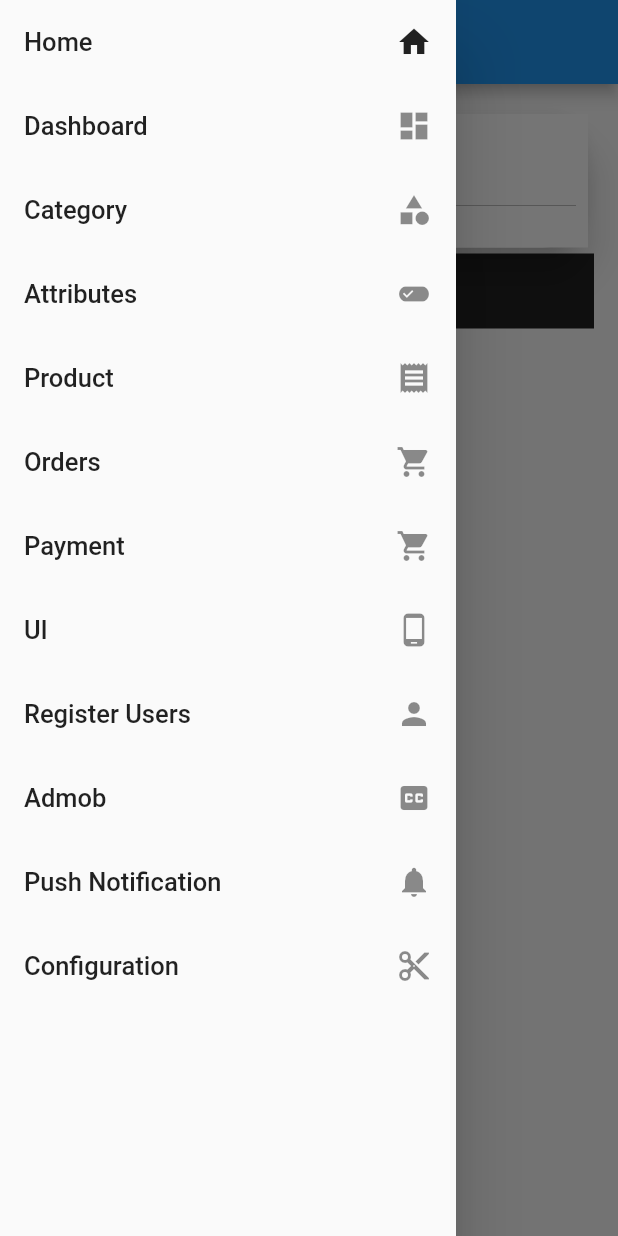
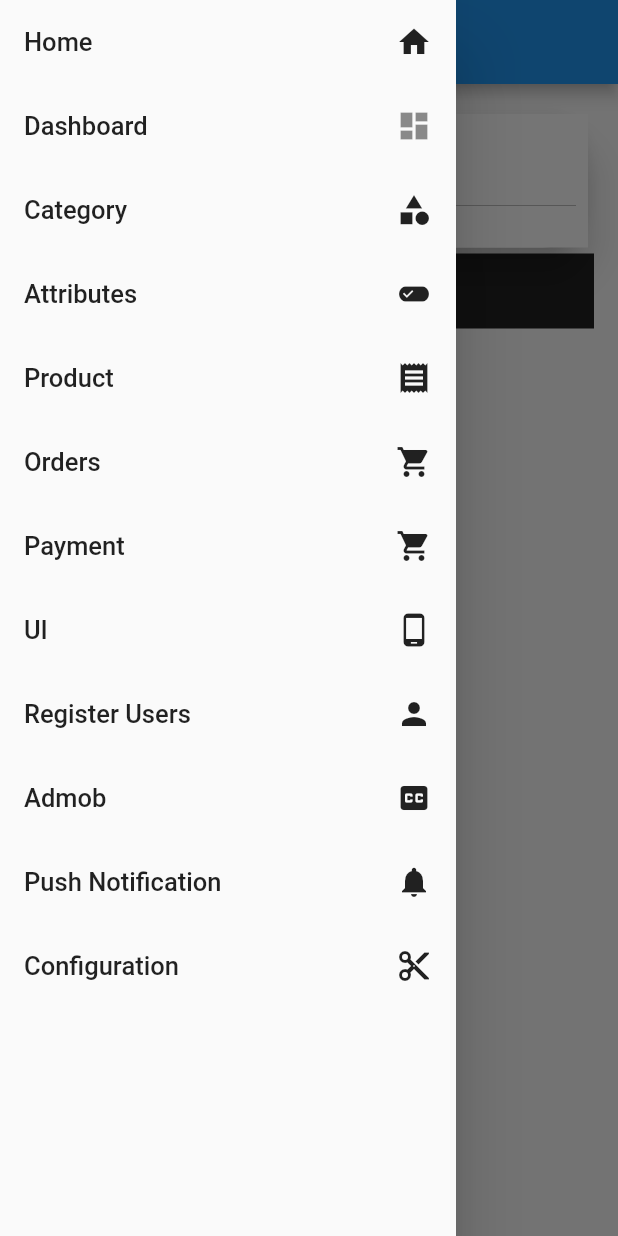
Before and after one commit to adityagautam98/mock_ecom, a Flutter app: the screen it shows after launch, with the side drawer open, on a phone screen of 412 x 824 dp. Run offline on Flutter 3.47's test engine with Material 2 defaults, Android fonts, the phone set to English and light mode, and no system bars; Roboto replaces fonts that are missing (Playfair).

Commit message:
Drawer done

```diff
--- a/lib/Orders.dart
+++ b/lib/Orders.dart
@@ -40,7 +40,7 @@ class _OrdersState extends State<Orders> {
                             DataRow(cells: [
                               DataCell(Text('0422020749')),
                               DataCell(Text('Cash On Delivery	')),
-                              DataCell(Text("390")),
+                              DataCell(Text("\$390")),
                             ]),
                             DataRow(cells: [
                               DataCell(Text('0422020748')),
--- a/lib/drawer.dart
+++ b/lib/drawer.dart
@@ -44,13 +44,7 @@ class _MyDrawerState extends State<MyDrawer> {
             crossAxisAlignment: CrossAxisAlignment.start,
             mainAxisSize: MainAxisSize.min,
             children: <Widget>[
-              Container(
-                  width: double.maxFinite,
-                  child: Column(
-                      crossAxisAlignment: CrossAxisAlignment.center,
-                      children: <Widget>[
 
-                      ])),
               Expanded(
                 child: Container(
 
@@ -88,7 +82,7 @@ class _MyDrawerState extends State<MyDrawer> {
                             style: TextStyle(
                                 fontSize: 17 / queryData.textScaleFactor),
                           ),
-                          trailing: Icon(Icons.category),
+                          trailing: Icon(Icons.category, color: Colors.black87,),
                           onTap: () {
                             Navigator.pop(context);
                             var router = new MaterialPageRoute(
@@ -103,7 +97,7 @@ class _MyDrawerState extends State<MyDrawer> {
                             style: TextStyle(
                                 fontSize: 17 / queryData.textScaleFactor),
                           ),
-                          trailing: Icon(Icons.edit_attributes),
+                          trailing: Icon(Icons.edit_attributes,color: Colors.black87),
                           onTap: () {
                             Navigator.pop(context);
                             var router = new MaterialPageRoute(
@@ -118,7 +112,7 @@ class _MyDrawerState extends State<MyDrawer> {
                             style: TextStyle(
                                 fontSize: 17 / queryData.textScaleFactor),
                           ),
-                          trailing: Icon(Icons.receipt),
+                          trailing: Icon(Icons.receipt,color: Colors.black87),
                           onTap: () {
                             Navigator.pop(context);
                             var router = new MaterialPageRoute(
@@ -133,7 +127,7 @@ class _MyDrawerState extends State<MyDrawer> {
                             style: TextStyle(
                                 fontSize: 17 / queryData.textScaleFactor),
                           ),
-                          trailing: Icon(Icons.shopping_cart),
+                          trailing: Icon(Icons.shopping_cart,color: Colors.black87),
                           onTap: () {
                             Navigator.pop(context);
                             var router = new MaterialPageRoute(
@@ -149,7 +143,7 @@ class _MyDrawerState extends State<MyDrawer> {
                             style: TextStyle(
                                 fontSize: 17 / queryData.textScaleFactor),
                           ),
-                          trailing: Icon(Icons.shopping_cart),
+                          trailing: Icon(Icons.shopping_cart,color: Colors.black87),
                           onTap: () {
                             Navigator.pop(context);
                             var router = new MaterialPageRoute(
@@ -164,7 +158,7 @@ class _MyDrawerState extends State<MyDrawer> {
                             style: TextStyle(
                                 fontSize: 17 / queryData.textScaleFactor),
                           ),
-                          trailing: Icon(Icons.phone_android),
+                          trailing: Icon(Icons.phone_android,color: Colors.black87),
                           onTap: () {
                             Navigator.pop(context);
                             var router = new MaterialPageRoute(
@@ -179,7 +173,7 @@ class _MyDrawerState extends State<MyDrawer> {
                             style: TextStyle(
                                 fontSize: 17 / queryData.textScaleFactor),
                           ),
-                          trailing: Icon(Icons.person),
+                          trailing: Icon(Icons.person,color: Colors.black87),
                           onTap: () {
                             Navigator.pop(context);
                             var router = new MaterialPageRoute(
@@ -194,7 +188,7 @@ class _MyDrawerState extends State<MyDrawer> {
                             style: TextStyle(
                                 fontSize: 17 / queryData.textScaleFactor),
                           ),
-                          trailing: Icon(Icons.closed_caption),
+                          trailing: Icon(Icons.closed_caption,color: Colors.black87),
                           onTap: () {
                             Navigator.pop(context);
                             var router = new MaterialPageRoute(
@@ -209,7 +203,7 @@ class _MyDrawerState extends State<MyDrawer> {
                             style: TextStyle(
                                 fontSize: 17 / queryData.textScaleFactor),
                           ),
-                          trailing: Icon(Icons.notifications),
+                          trailing: Icon(Icons.notifications,color: Colors.black87),
                           onTap: () {
                             Navigator.pop(context);
                             var router = new MaterialPageRoute(
@@ -224,7 +218,7 @@ class _MyDrawerState extends State<MyDrawer> {
                             style: TextStyle(
                                 fontSize: 17 / queryData.textScaleFactor),
                           ),
-                          trailing: Icon(Icons.content_cut),
+                          trailing: Icon(Icons.content_cut,color: Colors.black87),
                           onTap: () {
                             Navigator.pop(context);
                             var router = new MaterialPageRoute(
```
